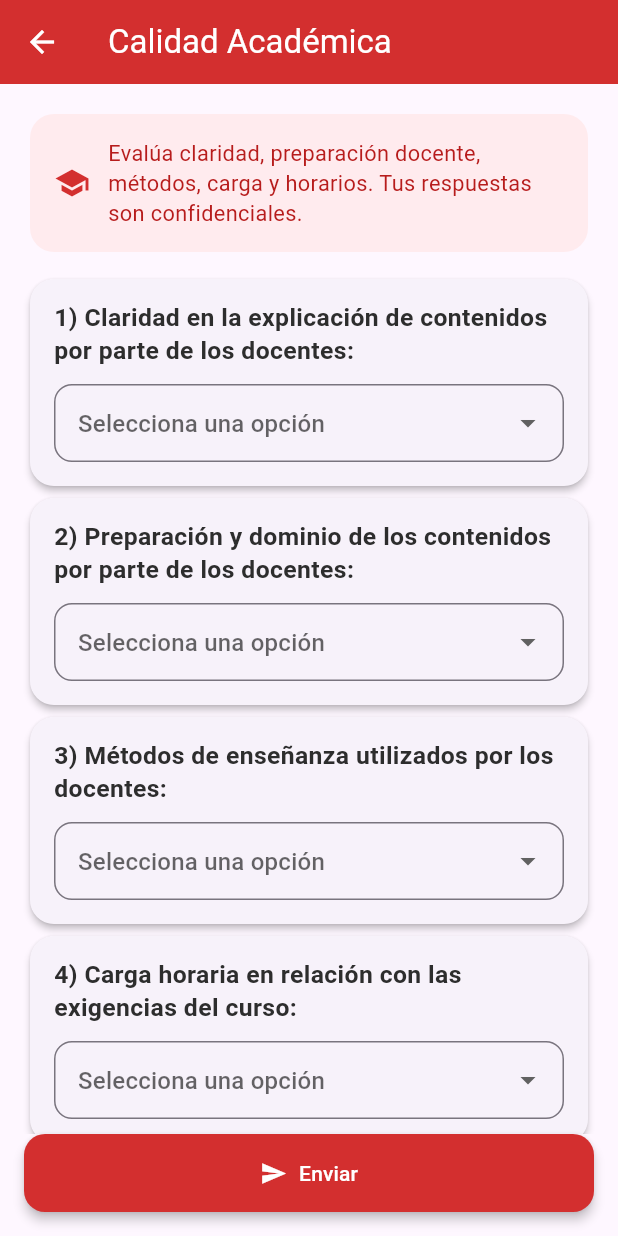
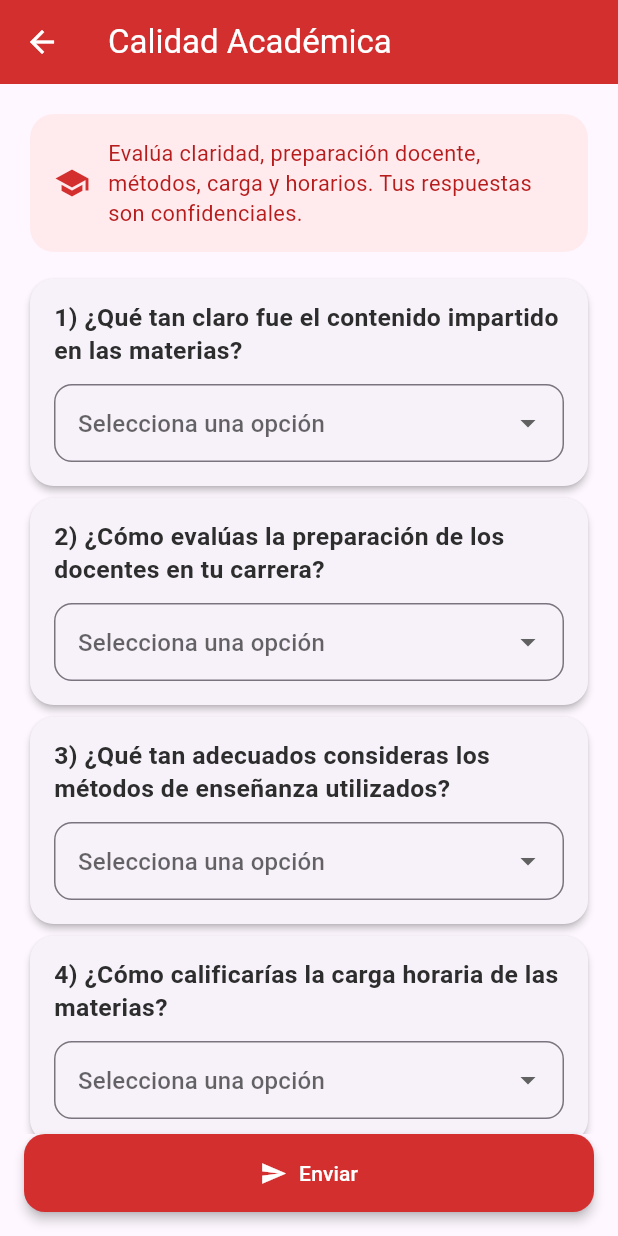
Before and after one commit to Osorio-Raquel/OpinaUCB, a Flutter app: the CalidadAcademicaFormScreen screen opened directly with empty values, on a phone screen of 412 x 824 dp. Run offline on Flutter 3.47's test engine with Material 3 defaults, Android fonts, the light colour scheme and no system bars; our stand-ins replace shared_preferences; accounts and stored records are empty.

Commit message:
correcion del Formulario
correcion del Formulario

```diff
--- a/opina_app/lib/screens/calidad_academica_form_screen.dart
+++ b/opina_app/lib/screens/calidad_academica_form_screen.dart
@@ -61,11 +61,9 @@ class _CalidadAcademicaFormScreenState extends State<CalidadAcademicaFormScreen>
     setState(() => _enviando = false);
 
     if (resp['success'] == true) {
-      if (mounted) {
-        ScaffoldMessenger.of(context).showSnackBar(
-          const SnackBar(content: Text('Respuesta registrada. ¡Gracias!')),
-        );
-      }
+      ScaffoldMessenger.of(context).showSnackBar(
+        const SnackBar(content: Text('Respuesta registrada. ¡Gracias!')),
+      );
       _formKey.currentState!.reset();
       setState(() { p1=p2=p3=p4=p5=p6=null; _sugerenciasCtrl.clear(); });
       Navigator.of(context).maybePop();
@@ -122,7 +120,7 @@ class _CalidadAcademicaFormScreenState extends State<CalidadAcademicaFormScreen>
     return Card(
       elevation: 2,
       shape: RoundedRectangleBorder(borderRadius: BorderRadius.circular(16)),
-      child: Padding(
+    child: Padding(
         padding: const EdgeInsets.fromLTRB(16, 14, 16, 16),
         child: Column(
           crossAxisAlignment: CrossAxisAlignment.start,
@@ -236,49 +234,61 @@ class _CalidadAcademicaFormScreenState extends State<CalidadAcademicaFormScreen>
                             children: [
                               const Icon(Icons.error_outline, color: Color(0xFFD32F2F), size: 20),
                               const SizedBox(width: 8),
-                              Expanded(child: Text(_error!, style: const TextStyle(color: Color(0xFFD32F2F)))),
+                              Expanded(
+                                child: Text(
+                                  _error!,
+                                  style: const TextStyle(color: Color(0xFFD32F2F)),
+                                ),
+                              ),
                             ],
                           ),
                         ),
                       ],
                       const SizedBox(height: 10),
 
+                      // 1
                       _questionCard(
-                        titulo: '1) Claridad en la explicación de contenidos por parte de los docentes:',
+                        titulo: '1) ¿Qué tan claro fue el contenido impartido en las materias?',
                         opciones: opcionesClaridad,
                         valor: p1,
                         onChanged: (v) => setState(() => p1 = v),
                       ),
+                      // 2
                       _questionCard(
-                        titulo: '2) Preparación y dominio de los contenidos por parte de los docentes:',
+                        titulo: '2) ¿Cómo evalúas la preparación de los docentes en tu carrera?',
                         opciones: opcionesEval5,
                         valor: p2,
                         onChanged: (v) => setState(() => p2 = v),
                       ),
+                      // 3
                       _questionCard(
-                        titulo: '3) Métodos de enseñanza utilizados por los docentes:',
+                        titulo: '3) ¿Qué tan adecuados consideras los métodos de enseñanza utilizados?',
                         opciones: opcionesAdecuacion,
                         valor: p3,
                         onChanged: (v) => setState(() => p3 = v),
                       ),
+                      // 4
                       _questionCard(
-                        titulo: '4) Carga horaria en relación con las exigencias del curso:',
+                        titulo: '4) ¿Cómo calificarías la carga horaria de las materias?',
                         opciones: opcionesCarga,
                         valor: p4,
                         onChanged: (v) => setState(() => p4 = v),
                       ),
+                      // 5
                       _questionCard(
-                        titulo: '5) Programación y flexibilidad de horarios:',
+                        titulo: '5) ¿Qué tan flexible y accesible consideras la programación de horarios?',
                         opciones: opcionesFlex,
                         valor: p5,
                         onChanged: (v) => setState(() => p5 = v),
                       ),
+                      // 6
                       _questionCard(
-                        titulo: '6) Satisfacción general con la calidad académica:',
+                        titulo: '6) Nivel general de satisfacción con la calidad académica:',
                         opciones: opcionesSatisfaccion,
                         valor: p6,
                         onChanged: (v) => setState(() => p6 = v),
                       ),
+
                       _sugerenciasCard(),
                     ],
                   ),
```
